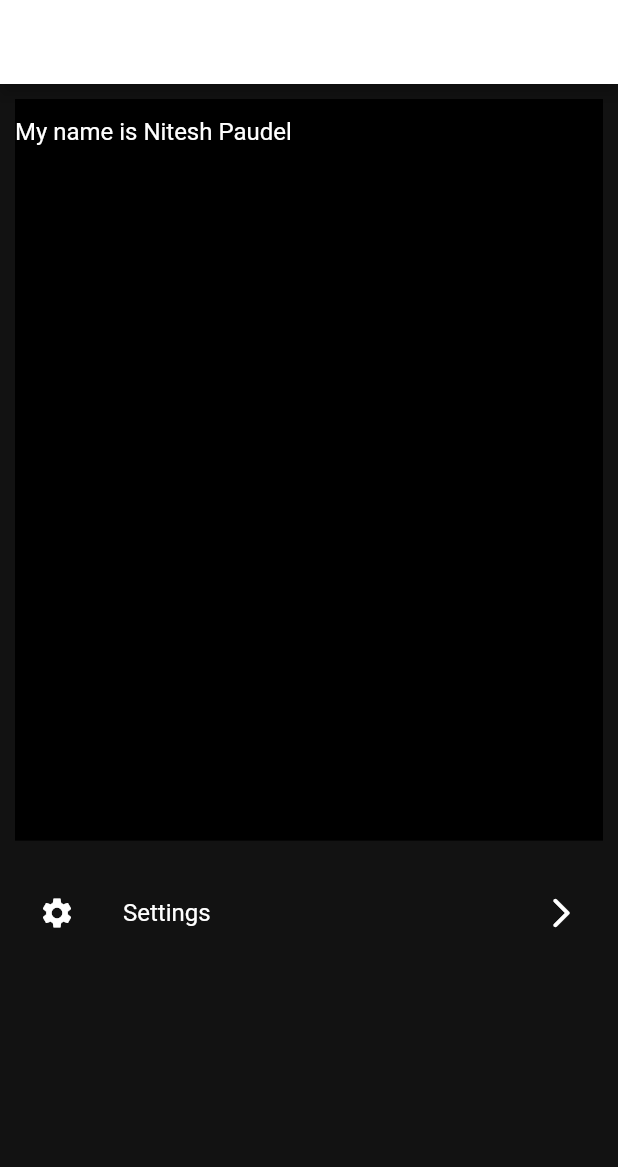
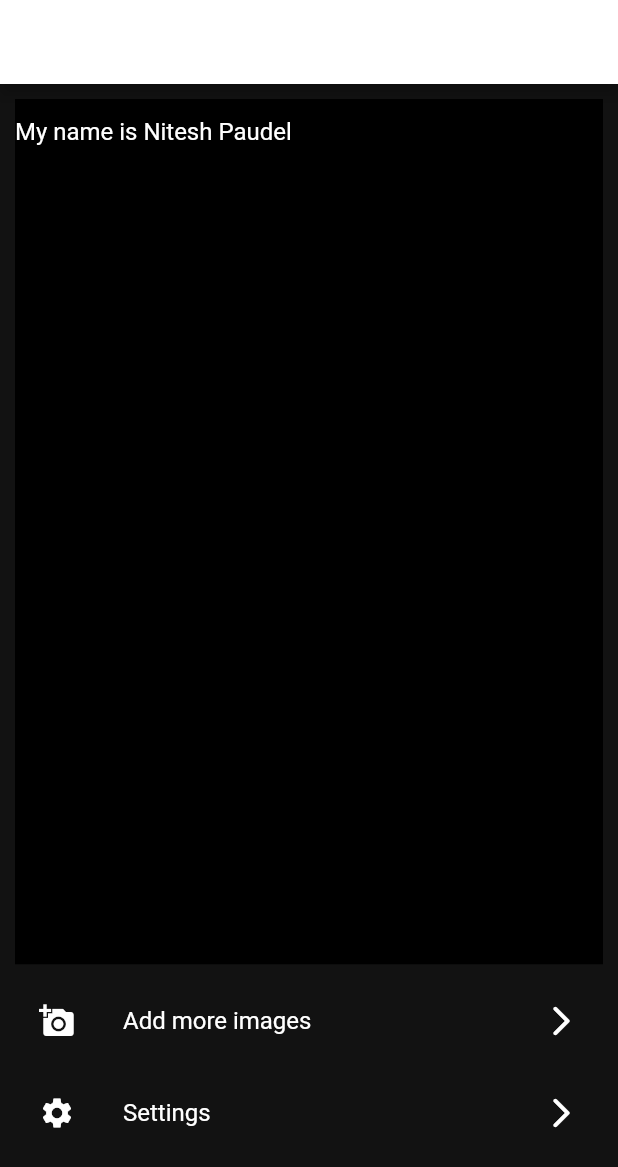
Before and after one commit to Netesh5/Image_to_handwritten_text, a Flutter app: the screen it shows once a user with an empty profile is signed in, on a phone screen of 412 x 824 dp. Shown: the top 1167 px of the screen. Run offline on Flutter 3.47's test engine with Material 2 defaults, Android fonts, the phone set to English and light mode, and no system bars; our stand-ins replace firebase_auth, firebase_core, font_awesome_flutter, google_sign_in, image_picker, pdf; missing offline and left inert: clipboard, google_ml_vision; accounts and stored records are empty; Roboto replaces fonts that are missing (ubuntu).

```diff
--- a/lib/screens/scanedResult.dart
+++ b/lib/screens/scanedResult.dart
@@ -1,4 +1,6 @@
 import 'package:flutter/material.dart';
+import 'package:imagetotext/api/pdfgenerator.dart';
+import 'package:imagetotext/constants/alertdialog.dart';
 import 'package:imagetotext/provider/textRecongnization.dart';
 import 'package:imagetotext/widgets/settingBottomSheet.dart';
 import 'package:provider/provider.dart';
@@ -6,8 +8,8 @@ import 'package:provider/provider.dart';
 class scanedResult extends StatelessWidget {
   String text;
   scanedResult({required this.text});
-
   TextEditingController textEditingController = TextEditingController();
+  // pdfGenerator generator = pdfGenerator();
   @override
   Widget build(BuildContext context) {
     return Scaffold(
@@ -28,7 +30,13 @@ class scanedResult extends StatelessWidget {
                 },
                 icon: const Icon(Icons.copy)),
           ),
-          IconButton(onPressed: () {}, icon: const Icon(Icons.ios_share))
+          IconButton(
+              onPressed: () {
+                alertDialog(context, text);
+                // generator.createPdf(text);
+                // generator.savePdf(context);
+              },
+              icon: const Icon(Icons.picture_as_pdf))
         ],
       ),
       body: SingleChildScrollView(
@@ -37,7 +45,7 @@ class scanedResult extends StatelessWidget {
           child: Column(
             children: [
               Container(
-                height: MediaQuery.of(context).size.height * 0.60,
+                height: MediaQuery.of(context).size.height * 0.70,
                 width: MediaQuery.of(context).size.width,
                 decoration: BoxDecoration(color: Theme.of(context).cardColor),
                 child: TextFormField(
@@ -50,7 +58,22 @@ class scanedResult extends StatelessWidget {
                 ),
               ),
               const SizedBox(
-                height: 20,
+                height: 10,
+              ),
+              GestureDetector(
+                onTap: () {
+                  bottomSheet(context);
+                },
+                child: const ListTile(
+                  leading: Icon(Icons.add_a_photo),
+                  title: Text(
+                    "Add more images",
+                  ),
+                  trailing: Icon(Icons.arrow_forward_ios_rounded),
+                ),
+              ),
+              const SizedBox(
+                height: 5,
               ),
               GestureDetector(
                 onTap: () {
@@ -63,7 +86,7 @@ class scanedResult extends StatelessWidget {
                   ),
                   trailing: Icon(Icons.arrow_forward_ios_rounded),
                 ),
-              )
+              ),
             ],
           ),
         ),
--- a/pubspec.yaml
+++ b/pubspec.yaml
@@ -42,6 +42,8 @@ dependencies:
   google_ml_vision: ^0.0.7
   image_picker: ^0.8.4+4
   clipboard: ^0.1.3
+  pdf: ^3.7.4
+  path_provider: ^2.0.9
   #firebase_ml_vision: ^0.12.0+3
 
 dev_dependencies:
```
Also changed, not shown: lib/api/pdfgenerator.dart (added, +33 -0 lines), lib/constants/alertdialog.dart (added, +41 -0 lines), pubspec.lock.
